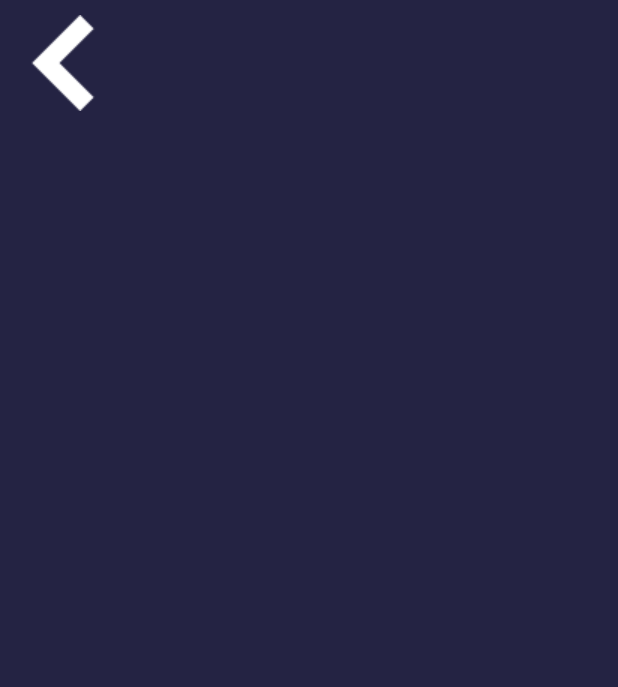
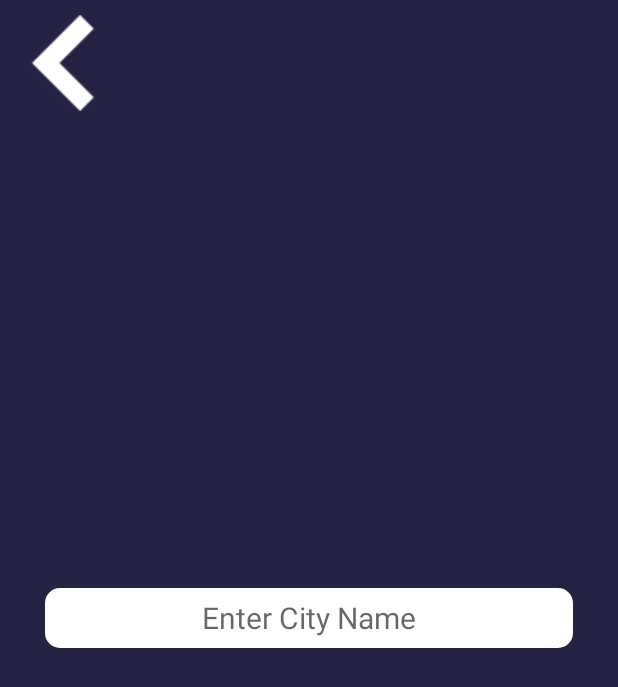
Before and after one commit to Developer-RONNIE/Weather-App-Android, an Android app: the layout activity_city_finder.xml on its own in the app's theme, with its tools: preview values and no code run, on a phone screen of 412 x 824 dp. Shown: the top 687 px of the screen. Run offline under Robolectric (Android 15) with nearby library versions, the phone set to English and light mode, and no system bars.

Commit message:
edit text pending error need to be solved in city finder

```diff
--- a/app/src/main/res/layout/activity_city_finder.xml
+++ b/app/src/main/res/layout/activity_city_finder.xml
@@ -21,6 +21,23 @@
     </ImageView>
 
   <!-- edit text pending -->
+    <EditText
+        android:layout_width="match_parent"
+        android:layout_height="40dp"
+        android:layout_centerHorizontal="true"
+        android:layout_centerVertical="true"
+        android:hint="Enter City Name"
+        android:layout_marginLeft="30dp"
+        android:textSize="20sp"
+        android:background="@drawable/edittextdesign"
+        android:textColor="@color/black"
+        android:imeOptions="actionGo"
+        android:id="@+id/searchCity"
+        android:inputType="textAutoCorrect"
+        android:gravity="center_vertical|center_horizontal"
+        android:layout_marginRight="30dp">
+
+    </EditText>
 
 
 
```
